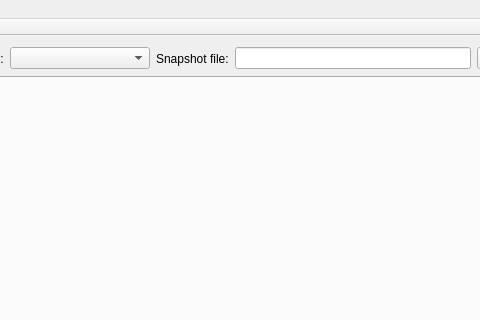
davidivanmarsh/TORQUEView, file mainwindow.ui: the form before one commit; both pictures show x 227 to 707 and y 0 to 320 of the 1399 by 716 pixel window.
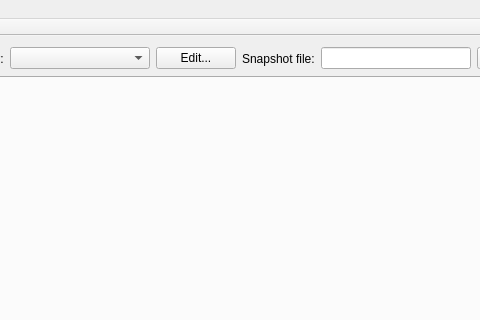
The form after the commit.

Commit message: added a new Edit button on main window to make it easier to edit remote server list

Diff of the .ui file:
```diff
--- a/mainwindow.ui
+++ b/mainwindow.ui
@@ -75,6 +75,13 @@
         </property>
        </widget>
       </item>
+      <item>
+       <widget class="QPushButton" name="btnEditServerList">
+        <property name="text">
+         <string>Edit...</string>
+        </property>
+       </widget>
+      </item>
       <item>
        <widget class="QLabel" name="label_SnapshotFilename">
         <property name="text">
```
Left out of the diff: 7 changed lines with no effect on the pictures. The commit also changes 7 other files.
